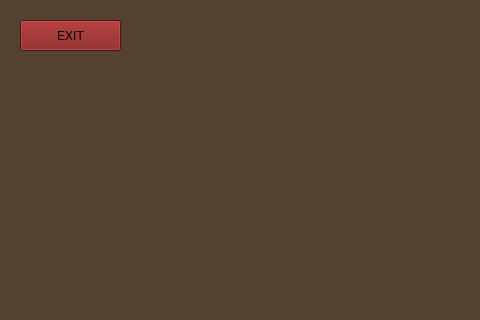
This is TriviadorClient/TriviadorClient/form/Game.ui in andreicorbu1/Triviador as Qt 5 draws it before an edit; both pictures show x 0 to 480 and y 0 to 320 of the 1491 by 807 pixel window. The edited form follows.
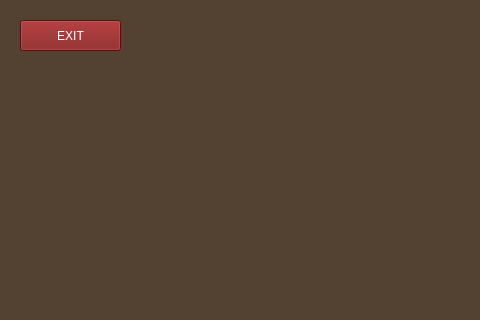
This is the edited form. Icons and pictures are not drawn.

Commit message: Added player labels in the Game based on their color

```diff
--- a/TriviadorClient/TriviadorClient/form/Game.ui
+++ b/TriviadorClient/TriviadorClient/form/Game.ui
@@ -30,7 +30,9 @@
     </rect>
    </property>
    <property name="styleSheet">
-    <string notr="true">background-color: #801212;</string>
+    <string notr="true">background-color: #801212;
+color: rgb(255, 255, 255);
+font: 15pt &quot;Franklin Gothic Heavy&quot;;</string>
    </property>
    <property name="text">
     <string>EXIT</string>
```
Left out of the diff: 3 changed lines with no effect on the pictures. The commit also changes 6 other files.
